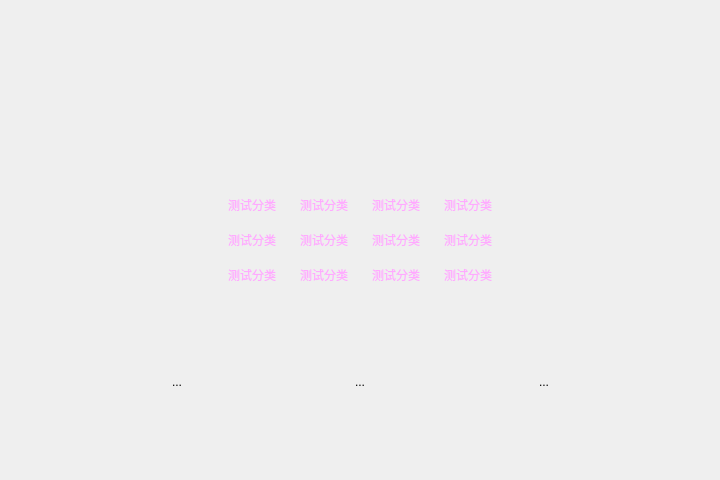
First picture: the form in classwindow.ui, repository chenhuan0/intel-client, before the edit.
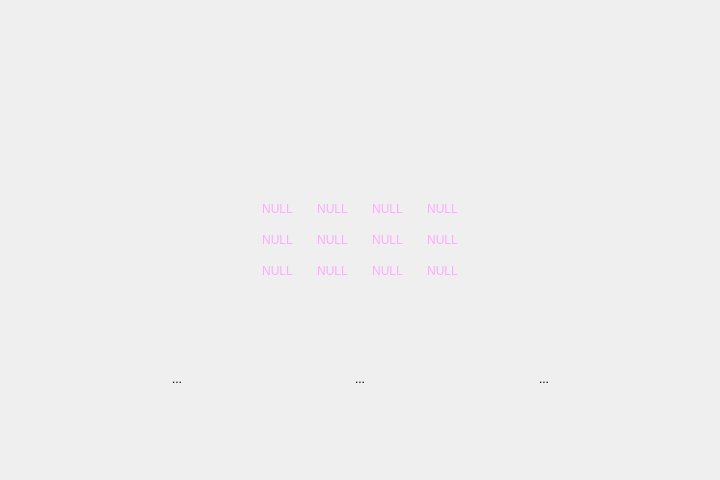
Second picture: the form after the edit. Icons and pictures are not drawn.

Commit message: 增加分类浏览界面

Diff of the .ui file:
```diff
--- a/classwindow.ui
+++ b/classwindow.ui
@@ -120,7 +120,7 @@
             <string notr="true">color: rgb(255, 170, 255);</string>
            </property>
            <property name="text">
-            <string>测试分类</string>
+            <string>NULL</string>
            </property>
            <property name="autoRaise">
             <bool>true</bool>
@@ -133,7 +133,7 @@
             <string notr="true">color: rgb(255, 170, 255);</string>
            </property>
            <property name="text">
-            <string>测试分类</string>
+            <string>NULL</string>
            </property>
            <property name="autoRaise">
             <bool>true</bool>
@@ -146,7 +146,7 @@
             <string notr="true">color: rgb(255, 170, 255);</string>
            </property>
            <property name="text">
-            <string>测试分类</string>
+            <string>NULL</string>
            </property>
            <property name="autoRaise">
             <bool>true</bool>
@@ -159,7 +159,7 @@
             <string notr="true">color: rgb(255, 170, 255);</string>
            </property>
            <property name="text">
-            <string>测试分类</string>
+            <string>NULL</string>
            </property>
            <property name="autoRaise">
             <bool>true</bool>
@@ -172,7 +172,7 @@
             <string notr="true">color: rgb(255, 170, 255);</string>
            </property>
            <property name="text">
-            <string>测试分类</string>
+            <string>NULL</string>
            </property>
            <property name="autoRaise">
             <bool>true</bool>
@@ -185,7 +185,7 @@
             <string notr="true">color: rgb(255, 170, 255);</string>
            </property>
            <property name="text">
-            <string>测试分类</string>
+            <string>NULL</string>
            </property>
            <property name="autoRaise">
             <bool>true</bool>
@@ -198,7 +198,7 @@
             <string notr="true">color: rgb(255, 170, 255);</string>
            </property>
            <property name="text">
-            <string>测试分类</string>
+            <string>NULL</string>
            </property>
            <property name="autoRaise">
             <bool>true</bool>
@@ -211,7 +211,7 @@
             <string notr="true">color: rgb(255, 170, 255);</string>
            </property>
            <property name="text">
-            <string>测试分类</string>
+            <string>NULL</string>
            </property>
            <property name="autoRaise">
             <bool>true</bool>
@@ -224,7 +224,7 @@
             <string notr="true">color: rgb(255, 170, 255);</string>
            </property>
            <property name="text">
-            <string>测试分类</string>
+            <string>NULL</string>
            </property>
            <property name="autoRaise">
             <bool>true</bool>
@@ -237,7 +237,7 @@
             <string notr="true">color: rgb(255, 170, 255);</string>
            </property>
            <property name="text">
-            <string>测试分类</string>
+            <string>NULL</string>
            </property>
            <property name="autoRaise">
             <bool>true</bool>
@@ -250,7 +250,7 @@
             <string notr="true">color: rgb(255, 170, 255);</string>
            </property>
            <property name="text">
-            <string>测试分类</string>
+            <string>NULL</string>
            </property>
            <property name="autoRaise">
             <bool>true</bool>
@@ -263,7 +263,7 @@
             <string notr="true">color: rgb(255, 170, 255);</string>
            </property>
            <property name="text">
-            <string>测试分类</string>
+            <string>NULL</string>
            </property>
            <property name="autoRaise">
             <bool>true</bool>
```
Left out of the diff: 6 changed lines with no effect on the pictures. The commit also changes 7 other files.
